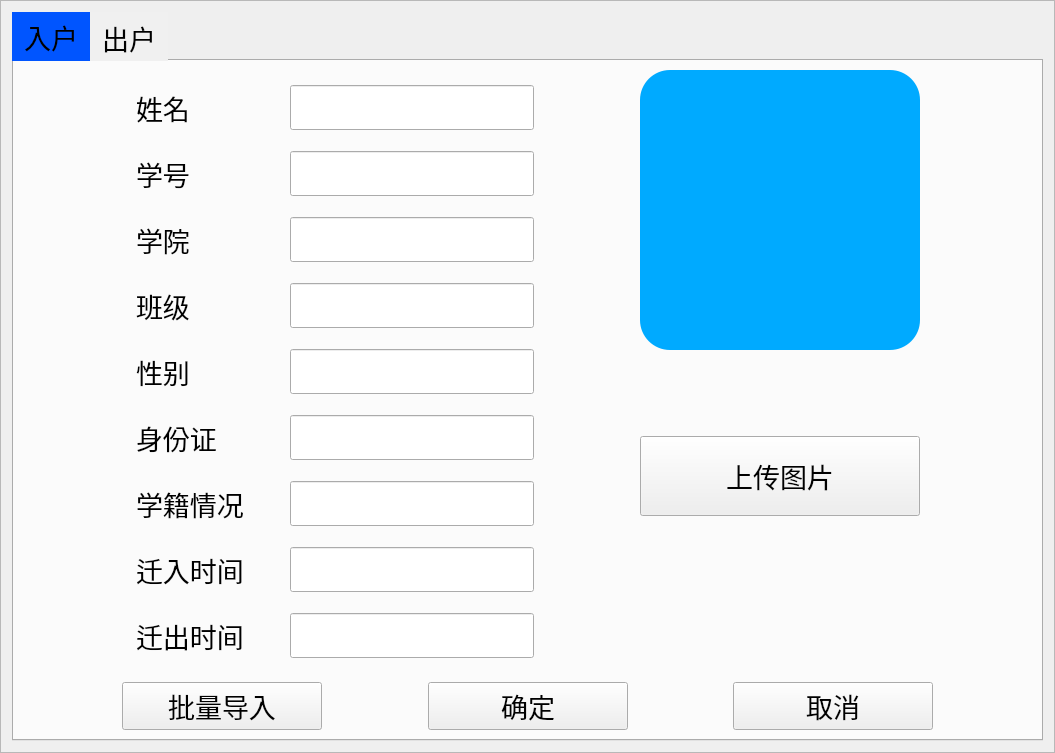
Above: info_manage_system/in_out_account_page.ui from interstellar-ai/info_manage_system before the change. Below: the same form after it.
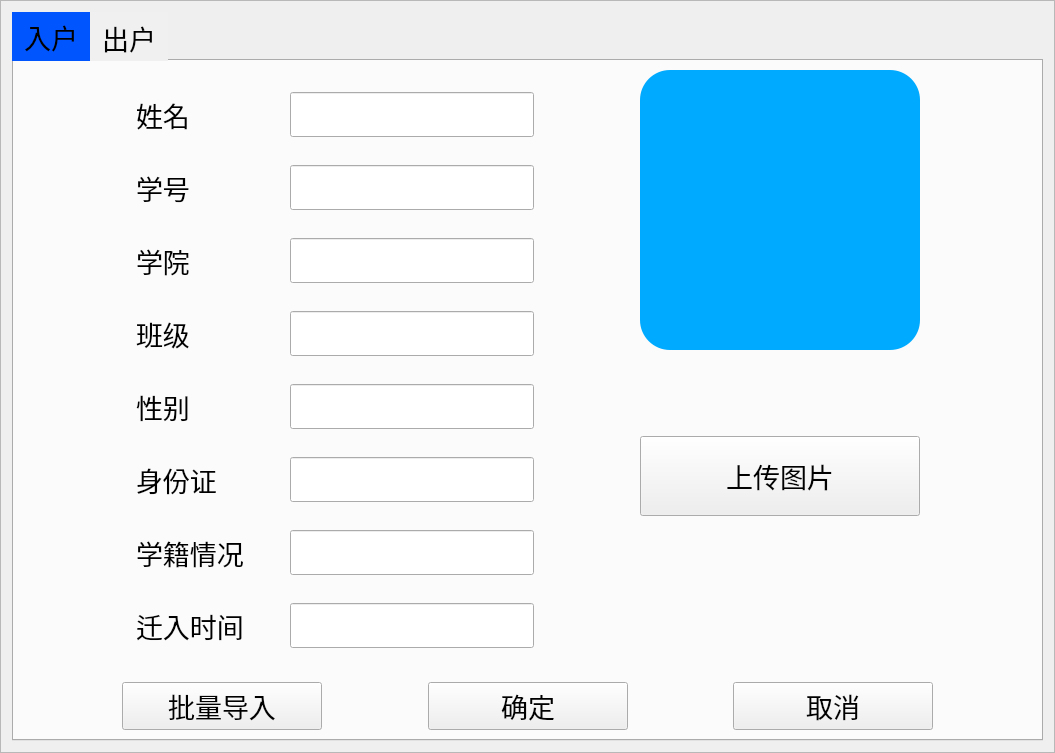
That is the form after the change. Icons and pictures are not drawn.

```diff
--- a/info_manage_system/in_out_account_page.ui
+++ b/info_manage_system/in_out_account_page.ui
@@ -402,46 +402,6 @@
                </item>
               </layout>
              </item>
-             <item>
-              <layout class="QHBoxLayout" name="horizontalLayout">
-               <item>
-                <widget class="QLabel" name="label_16">
-                 <property name="font">
-                  <font>
-                   <family>宋体</family>
-                   <pointsize>20</pointsize>
-                  </font>
-                 </property>
-                 <property name="text">
-                  <string>迁出时间</string>
-                 </property>
-                </widget>
-               </item>
-               <item>
-                <spacer name="horizontalSpacer_16">
-                 <property name="orientation">
-                  <enum>Qt::Horizontal</enum>
-                 </property>
-                 <property name="sizeHint" stdset="0">
-                  <size>
-                   <width>40</width>
-                   <height>20</height>
-                  </size>
-                 </property>
-                </spacer>
-               </item>
-               <item>
-                <widget class="QLineEdit" name="account_out_time">
-                 <property name="font">
-                  <font>
-                   <family>宋体</family>
-                   <pointsize>20</pointsize>
-                  </font>
-                 </property>
-                </widget>
-               </item>
-              </layout>
-             </item>
             </layout>
            </item>
            <item>
```
